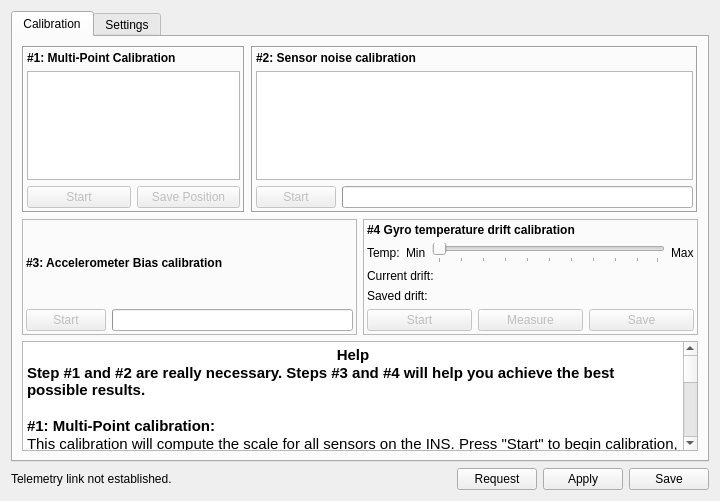
Qt form ground/openpilotgcs/src/plugins/config/ahrs.ui (openpilot/OpenPilot) before a commit.
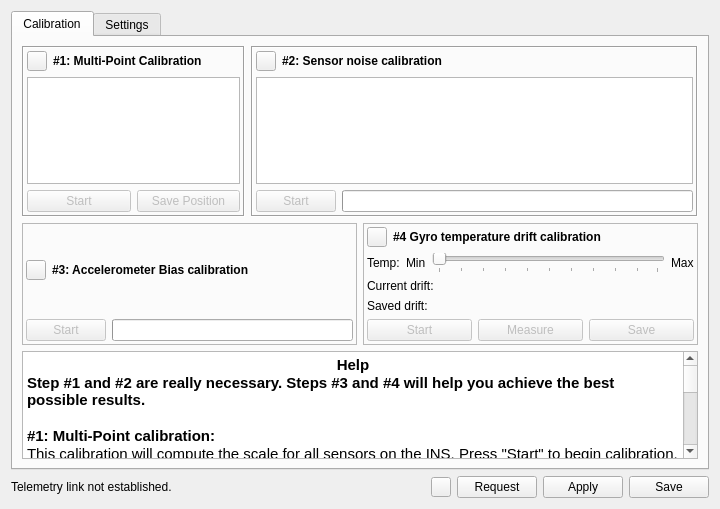
The same form after that commit. The open tabs and pages were chosen to show the change. Icons and pictures are not drawn.

Commit message: Add help buttons to the config gadget UI.  Also connect all signals to its slot in configgadgetwidget.cpp.  Also some very trivial .html help files.

What changed in the file:
```diff
--- a/ground/openpilotgcs/src/plugins/config/ahrs.ui
+++ b/ground/openpilotgcs/src/plugins/config/ahrs.ui
@@ -7,7 +7,7 @@
     <x>0</x>
     <y>0</y>
     <width>720</width>
-    <height>501</height>
+    <height>509</height>
    </rect>
   </property>
   <property name="windowTitle">
@@ -41,6 +41,31 @@
             <item>
              <layout class="QVBoxLayout" name="verticalLayout_3">
               <item>
+               <layout class="QHBoxLayout" name="horizontalLayout_2">
+                <item>
+                 <widget class="QPushButton" name="multiPointHelp">
+                  <property name="sizePolicy">
+                   <sizepolicy hsizetype="Fixed" vsizetype="Fixed">
+                    <horstretch>0</horstretch>
+                    <verstretch>0</verstretch>
+                   </sizepolicy>
+                  </property>
+                  <property name="maximumSize">
+                   <size>
+                    <width>20</width>
+                    <height>20</height>
+                   </size>
+                  </property>
+                  <property name="text">
+                   <string/>
+                  </property>
+                  <property name="icon">
+                   <iconset resource="configgadget.qrc">
+                    <normaloff>:/configgadget/images/help2.png</normaloff>:/configgadget/images/help2.png</iconset>
+                  </property>
+                 </widget>
+                </item>
+                <item>
                <widget class="QLabel" name="label_3">
                 <property name="font">
                  <font>
@@ -54,6 +79,21 @@
                </widget>
               </item>
               <item>
+                 <spacer name="horizontalSpacer_3">
+                  <property name="orientation">
+                   <enum>Qt::Horizontal</enum>
+                  </property>
+                  <property name="sizeHint" stdset="0">
+                   <size>
+                    <width>40</width>
+                    <height>20</height>
+                   </size>
+                  </property>
+                 </spacer>
+                </item>
+               </layout>
+              </item>
+              <item>
                <widget class="QGraphicsView" name="sixPointsHelp">
                 <property name="toolTip">
                  <string>Nice paper plane, eh?</string>
@@ -111,6 +151,31 @@
             <item>
              <layout class="QVBoxLayout" name="verticalLayout_4">
               <item>
+               <layout class="QHBoxLayout" name="horizontalLayout_8">
+                <item>
+                 <widget class="QPushButton" name="sensorNoiseHelp">
+                  <property name="sizePolicy">
+                   <sizepolicy hsizetype="Fixed" vsizetype="Fixed">
+                    <horstretch>0</horstretch>
+                    <verstretch>0</verstretch>
+                   </sizepolicy>
+                  </property>
+                  <property name="maximumSize">
+                   <size>
+                    <width>20</width>
+                    <height>20</height>
+                   </size>
+                  </property>
+                  <property name="text">
+                   <string/>
+                  </property>
+                  <property name="icon">
+                   <iconset resource="configgadget.qrc">
+                    <normaloff>:/configgadget/images/help2.png</normaloff>:/configgadget/images/help2.png</iconset>
+                  </property>
+                 </widget>
+                </item>
+                <item>
                <widget class="QLabel" name="label">
                 <property name="font">
                  <font>
@@ -124,6 +189,21 @@
                </widget>
               </item>
               <item>
+                 <spacer name="horizontalSpacer_4">
+                  <property name="orientation">
+                   <enum>Qt::Horizontal</enum>
+                  </property>
+                  <property name="sizeHint" stdset="0">
+                   <size>
+                    <width>40</width>
+                    <height>20</height>
+                   </size>
+                  </property>
+                 </spacer>
+                </item>
+               </layout>
+              </item>
+              <item>
                <widget class="QGraphicsView" name="ahrsBargraph">
                 <property name="toolTip">
                  <string>These are the sensor variance values computed by the AHRS.
@@ -197,6 +277,25 @@
             <item>
              <layout class="QVBoxLayout" name="verticalLayout_5">
               <item>
+               <layout class="QHBoxLayout" name="horizontalLayout_9">
+                <item>
+                 <widget class="QPushButton" name="accelBiasHelp">
+                  <property name="maximumSize">
+                   <size>
+                    <width>20</width>
+                    <height>20</height>
+                   </size>
+                  </property>
+                  <property name="text">
+                   <string/>
+                  </property>
+                  <property name="icon">
+                   <iconset resource="configgadget.qrc">
+                    <normaloff>:/configgadget/images/help2.png</normaloff>:/configgadget/images/help2.png</iconset>
+                  </property>
+                 </widget>
+                </item>
+                <item>
                <widget class="QLabel" name="label_5">
                 <property name="font">
                  <font>
@@ -210,6 +309,21 @@
                </widget>
               </item>
               <item>
+                 <spacer name="horizontalSpacer_5">
+                  <property name="orientation">
+                   <enum>Qt::Horizontal</enum>
+                  </property>
+                  <property name="sizeHint" stdset="0">
+                   <size>
+                    <width>40</width>
+                    <height>20</height>
+                   </size>
+                  </property>
+                 </spacer>
+                </item>
+               </layout>
+              </item>
+              <item>
                <layout class="QHBoxLayout" name="horizontalLayout_3">
                 <item>
                  <widget class="QPushButton" name="accelBiasStart">
@@ -253,6 +367,25 @@
             <item>
              <layout class="QVBoxLayout" name="gyroDriftLayout">
               <item>
+               <layout class="QHBoxLayout" name="horizontalLayout_11">
+                <item>
+                 <widget class="QPushButton" name="gyroDriftHelp">
+                  <property name="maximumSize">
+                   <size>
+                    <width>20</width>
+                    <height>20</height>
+                   </size>
+                  </property>
+                  <property name="text">
+                   <string/>
+                  </property>
+                  <property name="icon">
+                   <iconset resource="configgadget.qrc">
+                    <normaloff>:/configgadget/images/help2.png</normaloff>:/configgadget/images/help2.png</iconset>
+                  </property>
+                 </widget>
+                </item>
+                <item>
                <widget class="QLabel" name="label_6">
                 <property name="font">
                  <font>
@@ -266,6 +399,21 @@
                </widget>
               </item>
               <item>
+                 <spacer name="horizontalSpacer_6">
+                  <property name="orientation">
+                   <enum>Qt::Horizontal</enum>
+                  </property>
+                  <property name="sizeHint" stdset="0">
+                   <size>
+                    <width>40</width>
+                    <height>20</height>
+                   </size>
+                  </property>
+                 </spacer>
+                </item>
+               </layout>
+              </item>
+              <item>
                <layout class="QHBoxLayout" name="horizontalLayout_5">
                 <item>
                  <widget class="QLabel" name="label_7">
@@ -550,6 +698,29 @@
        </property>
       </spacer>
      </item>
+     <item>
+      <widget class="QPushButton" name="commandHelp">
+       <property name="sizePolicy">
+        <sizepolicy hsizetype="Fixed" vsizetype="Fixed">
+         <horstretch>0</horstretch>
+         <verstretch>0</verstretch>
+        </sizepolicy>
+       </property>
+       <property name="maximumSize">
+        <size>
+         <width>20</width>
+         <height>20</height>
+        </size>
+       </property>
+       <property name="text">
+        <string/>
+       </property>
+       <property name="icon">
+        <iconset resource="configgadget.qrc">
+         <normaloff>:/configgadget/images/help2.png</normaloff>:/configgadget/images/help2.png</iconset>
+       </property>
+      </widget>
+     </item>
      <item>
       <widget class="QPushButton" name="ahrsSettingsRequest">
        <property name="toolTip">
```
Left out of the diff: 64 changed lines with no effect on the pictures. Lines whose indentation alone changed are shown as unchanged. The commit also changes 22 other files.
